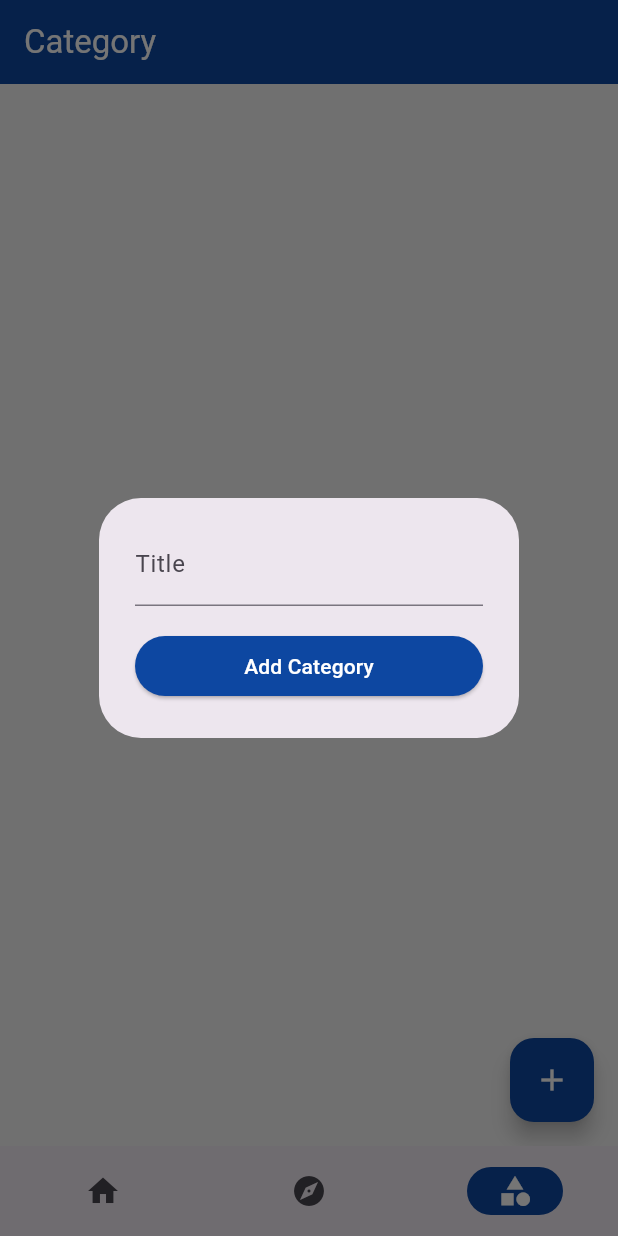
After one commit to tsering-hub/coffeeapp, a Flutter app: the screen it shows once a user with an empty profile is signed in, item 3 of the bottom bar chosen, after a tap on the "add" icon, on a phone screen of 412 x 824 dp. The commit adds this screen. Run offline on Flutter 3.47's test engine with Material 3 defaults, Android fonts, the phone set to English and light mode, and no system bars; our stand-ins replace cloud_firestore, firebase_auth, firebase_core, font_awesome_flutter; accounts and stored records are empty.

Commit message:
category add section done

```diff
--- /dev/null
+++ b/lib/screens/category_screen.dart
@@ -0,0 +1,102 @@
+import 'package:cloud_firestore/cloud_firestore.dart';
+import 'package:coffeeapp/services/db.dart';
+import 'package:coffeeapp/widgets/add_category_form.dart';
+import 'package:coffeeapp/widgets/category_card.dart';
+import 'package:firebase_auth/firebase_auth.dart';
+import 'package:flutter/foundation.dart';
+import 'package:flutter/material.dart';
+
+class CategoryScreen extends StatefulWidget {
+  const CategoryScreen({super.key});
+
+  @override
+  State<CategoryScreen> createState() => _CategoryScreenState();
+}
+
+class _CategoryScreenState extends State<CategoryScreen> {
+  final userId = FirebaseAuth.instance.currentUser!.uid;
+
+  var db = Db();
+
+  _dialogBuilder(BuildContext context) {
+    return showDialog(
+        context: context,
+        builder: (context) {
+          return AlertDialog(
+            content: AddCategoryForm(),
+          );
+        });
+  }
+
+  _deleteCategory(String? id) async {
+    try {
+      await db.deleteCategoryById(id, context);
+    } catch (e) {
+      showDialog(
+          context: context,
+          builder: (context) {
+            return AlertDialog(
+              title: Text('Failed to delete'),
+              content: Text(e.toString()),
+            );
+          });
+    }
+  }
+
+  @override
+  Widget build(BuildContext context) {
+    return Scaffold(
+        backgroundColor: Colors.grey.shade100,
+        floatingActionButton: FloatingActionButton(
+          onPressed: () {
+            _dialogBuilder(context);
+          },
+          child: Icon(
+            Icons.add,
+            color: Colors.white,
+          ),
+          backgroundColor: Colors.blue.shade900,
+        ),
+        appBar: AppBar(
+          backgroundColor: Colors.blue.shade900,
+          title: Text(
+            'Category',
+            style: TextStyle(color: Colors.white),
+          ),
+        ),
+        body: StreamBuilder<QuerySnapshot>(
+          stream: FirebaseFirestore.instance
+              .collection("users")
+              .doc(userId)
+              .collection('categories')
+              .orderBy('timeStamp', descending: true)
+              .snapshots(),
+          builder:
+              (BuildContext context, AsyncSnapshot<QuerySnapshot> snapshot) {
+            if (snapshot.hasError) {
+              return Text('Something went wrong');
+            } else if (snapshot.connectionState == ConnectionState.waiting) {
+              return Text("Loading");
+            } else if (!snapshot.hasData || snapshot.data!.docs.isEmpty) {
+              return Center(child: Text('No category found'));
+            }
+
+            var data = snapshot.data!.docs;
+            return ListView.builder(
+              shrinkWrap: true,
+              itemCount: data.length,
+              itemBuilder: (context, index) {
+                var cardData = data[index];
+                return CategoryCard(
+                  pos: index + 1,
+                  title: cardData['title'],
+                  onPressed: () {
+                    _deleteCategory(cardData['id']);
+                  },
+                );
+              },
+            );
+          },
+        ));
+  }
+}
--- a/lib/screens/dashboard.dart
+++ b/lib/screens/dashboard.dart
@@ -1,3 +1,4 @@
+import 'package:coffeeapp/screens/category_screen.dart';
 import 'package:coffeeapp/screens/home_screen.dart';
 import 'package:coffeeapp/screens/login_screen.dart';
 import 'package:coffeeapp/screens/transaction_screen.dart';
@@ -19,7 +20,7 @@ class _DashboardState extends State<Dashboard> {
 
   int currentIndex = 0;
 
-  var pageViewList = [HomeScreen(), TransactionScreen()];
+  var pageViewList = [HomeScreen(), TransactionScreen(),CategoryScreen()];
 
 
   @override
--- a/lib/services/auth_service.dart
+++ b/lib/services/auth_service.dart
@@ -73,7 +73,7 @@ class AuthServerice {
             context: context,
             builder: (context) {
               return AlertDialog(
-                title: Text('Login Error'),
+                title: Text('Failed to update'),
                 content: Text(e.toString()),
               );
             });
--- a/lib/utils/icons_list.dart
+++ b/lib/utils/icons_list.dart
@@ -76,4 +76,6 @@ class AppIcons {
         orElse: () => {'icon': FontAwesomeIcons.shoppingCart});
     return category['icon'];
   }
+
+
 }
--- /dev/null
+++ b/lib/widgets/add_category_form.dart
@@ -0,0 +1,94 @@
+import 'package:cloud_firestore/cloud_firestore.dart';
+import 'package:coffeeapp/utils/appvalidator.dart';
+import 'package:coffeeapp/utils/icons_list.dart';
+import 'package:coffeeapp/widgets/category_dropdown.dart';
+import 'package:firebase_auth/firebase_auth.dart';
+import 'package:flutter/material.dart';
+import 'package:font_awesome_flutter/font_awesome_flutter.dart';
+import 'package:uuid/uuid.dart';
+import 'package:intl/intl.dart';
+
+class AddCategoryForm extends StatefulWidget {
+  const AddCategoryForm({super.key});
+
+  @override
+  State<AddCategoryForm> createState() => _AddCategoryFormState();
+}
+
+class _AddCategoryFormState extends State<AddCategoryForm> {
+  var isLoader = false;
+
+  var appValidator = AppValidator();
+  final GlobalKey<FormState> _formKey = GlobalKey<FormState>();
+
+  var titleEditController = TextEditingController();
+  var uid = Uuid();
+  var appIcons = AppIcons();
+
+  Future<void> _submitForm() async {
+    if (_formKey.currentState!.validate()) {
+      setState(() {
+        isLoader = true;
+      });
+      final user = FirebaseAuth.instance.currentUser;
+      int timeStamp = DateTime.now().millisecondsSinceEpoch;
+      var id = uid.v4();
+
+      var data = {
+        'id': id,
+        'title': titleEditController.text,
+        "timeStamp": timeStamp,
+      };
+
+      await FirebaseFirestore.instance
+          .collection('users')
+          .doc(user!.uid)
+          .collection('categories')
+          .doc(id)
+          .set(data);
+
+      Navigator.pop(context);
+
+      setState(() {
+        isLoader = false;
+      });
+    }
+  }
+
+  @override
+  Widget build(BuildContext context) {
+    return SingleChildScrollView(
+      child: Form(
+        key: _formKey,
+        child: Column(
+          children: [
+            TextFormField(
+              controller: titleEditController,
+              validator: appValidator.isEmptyCheck,
+              decoration: InputDecoration(labelText: "Title"),
+            ),
+            SizedBox(
+              height: 16,
+            ),
+            Container(
+              width: double.infinity,
+              child: ElevatedButton(
+                  style: ButtonStyle(
+                      backgroundColor: MaterialStateProperty.all<Color>(
+                          Colors.blue.shade900)),
+                  onPressed: () {
+                    isLoader ? print("Loading") : _submitForm();
+                  },
+                  child: isLoader
+                      ? Center(child: CircularProgressIndicator())
+                      : Text(
+                          "Add Category",
+                          style: TextStyle(color: Colors.white),
+                        )),
+            )
+          ],
+        ),
+      ),
+    );
+  }
+}
--- a/lib/widgets/hero_card.dart
+++ b/lib/widgets/hero_card.dart
@@ -136,8 +136,9 @@ class CardOne extends StatelessWidget {
                   Text(
                     "Rs ${amount}",
                     style: TextStyle(
+                        overflow: TextOverflow.ellipsis,
                         color: color,
-                        fontSize: 30,
+                        fontSize: 20,
                         fontWeight: FontWeight.w600),
                   )
                 ],
--- a/lib/widgets/navbar.dart
+++ b/lib/widgets/navbar.dart
@@ -34,6 +34,14 @@ class NavBar extends StatelessWidget {
           ),
           label: 'Transaction',
         ),
+        NavigationDestination(
+          icon: Icon(Icons.category),
+          selectedIcon: Icon(
+            Icons.category,
+            color: Colors.white,
+          ),
+          label: 'Category',
+        ),
       ],
     );
   }
--- a/lib/widgets/tab_bar_view.dart
+++ b/lib/widgets/tab_bar_view.dart
@@ -22,6 +22,9 @@ class TypeTabBar extends StatelessWidget {
                     text: "Debit",
                   ),
                 ]),
+                SizedBox(
+                  height: 5,
+                ),
                 Expanded(
                     child: TabBarView(children: [
                   TransactionList(
--- a/lib/widgets/transaction_list.dart
+++ b/lib/widgets/transaction_list.dart
@@ -43,7 +43,6 @@ class TransactionList extends StatelessWidget {
         return ListView.builder(
           shrinkWrap: true,
           itemCount: data.length,
-          physics: NeverScrollableScrollPhysics(),
           itemBuilder: (context, index) {
             var cardData = data[index];
             return TransactionCard(
```
Also changed, not shown: lib/screens/transaction_screen.dart (+9 -1 lines), lib/services/db.dart (+26 -0 lines), lib/widgets/add_transaction_form.dart (+16 -7 lines), lib/widgets/category_card.dart (added, +51 -0 lines).
